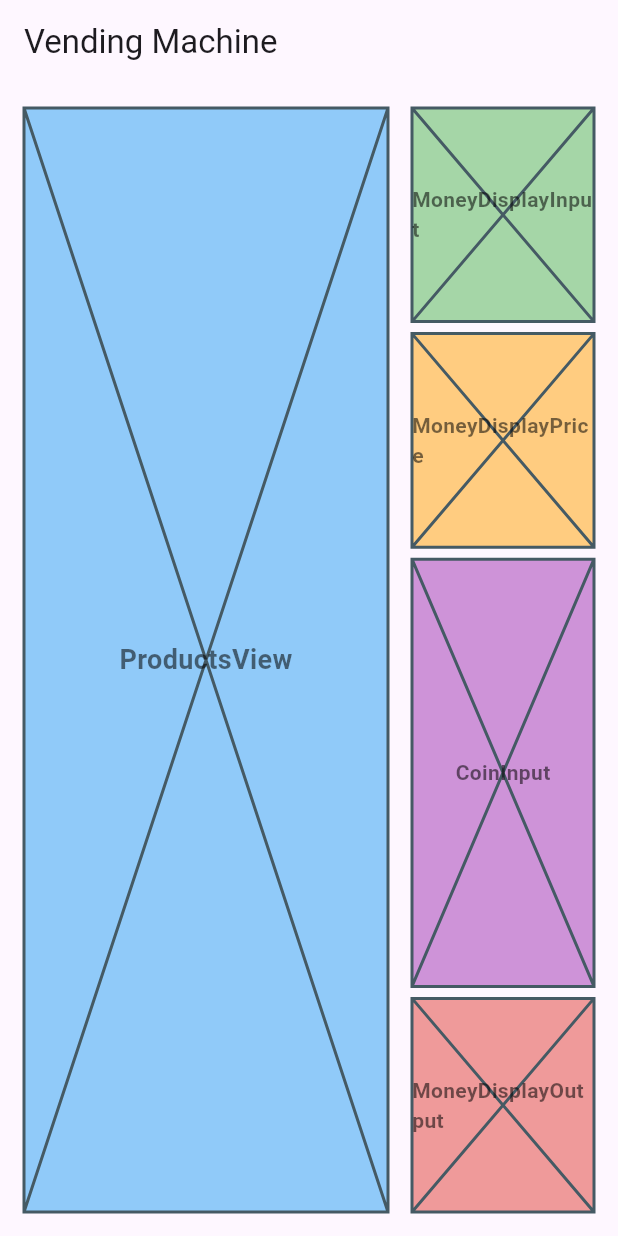
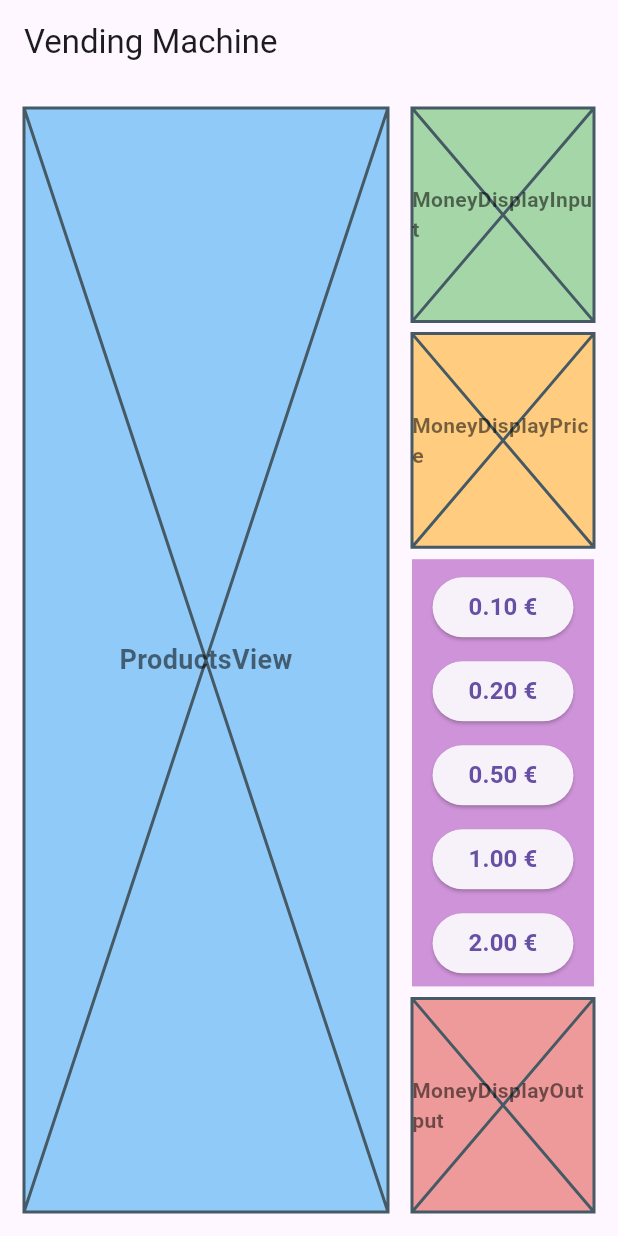
Before and after one commit to cdemy/snackautomat_2502, a Flutter app: the screen it shows after launch, on a phone screen of 412 x 824 dp. Run offline on Flutter 3.47's test engine with Material 3 defaults, Android fonts, the phone set to English and light mode, and no system bars; our stand-ins replace flutter_riverpod.

Commit message:
coin_input

```diff
--- a/lib/screens/main_screen.dart
+++ b/lib/screens/main_screen.dart
@@ -68,7 +68,7 @@ class VendingMachineScreen extends StatelessWidget {
                   // Fläche für Buttons mit Münzen
                   Expanded(
                     flex: 2,
-                    child: CoinInput(),
+                    child: CoinInputWidget(),
                   ),
                   SizedBox(height: 8),
                   // Anzeige des Geldes im Restschacht
--- a/lib/widgets/coin_input_widget.dart
+++ b/lib/widgets/coin_input_widget.dart
@@ -1,24 +1,39 @@
-// CoinInput Widget
+import 'package:flutter/material.dart';
+import 'package:flutter_riverpod/flutter_riverpod.dart';
+import 'package:snackauotmat_2502/state/app_notifier.dart';
 
-import 'package:flutter/material.dart';
-
-class CoinInput extends StatelessWidget {
-  const CoinInput({super.key});
+class CoinInputWidget extends ConsumerWidget {
+  const CoinInputWidget({super.key});
 
   @override
-  Widget build(BuildContext context) {
+  Widget build(BuildContext context, WidgetRef ref) {
+    // Eine Liste von Münzwerten,die als Buttons angezeigt werden.
+    final List<double> coinValues = [0.10, 0.20, 0.50, 1.00, 2.00];
+
     return Container(
       color: Colors.purple[200],
-      child: Placeholder(
-        child: Center(
-          child: Text(
-            'CoinInput',
-            style: TextStyle(
-              fontSize: 14,
-              fontWeight: FontWeight.bold,
-              color: Colors.black54,
-            ),
-          ),
+      padding: const EdgeInsets.all(
+        8.0,
+      ),
+      child: Center(
+        child: Wrap(
+          spacing: 8.0,
+          runSpacing: 8.0,
+          alignment: WrapAlignment.center,
+          children: coinValues.map((value) {
+            return ElevatedButton(
+              onPressed: () {
+                ref.read(appNotifierProvider.notifier).addCredit(value);
+              },
+              child: Text(
+                '${value.toStringAsFixed(2)} €',
+                style: const TextStyle(
+                  fontSize: 16,
+                  fontWeight: FontWeight.bold,
+                ),
+              ),
+            );
+          }).toList(),
         ),
       ),
     );
```
